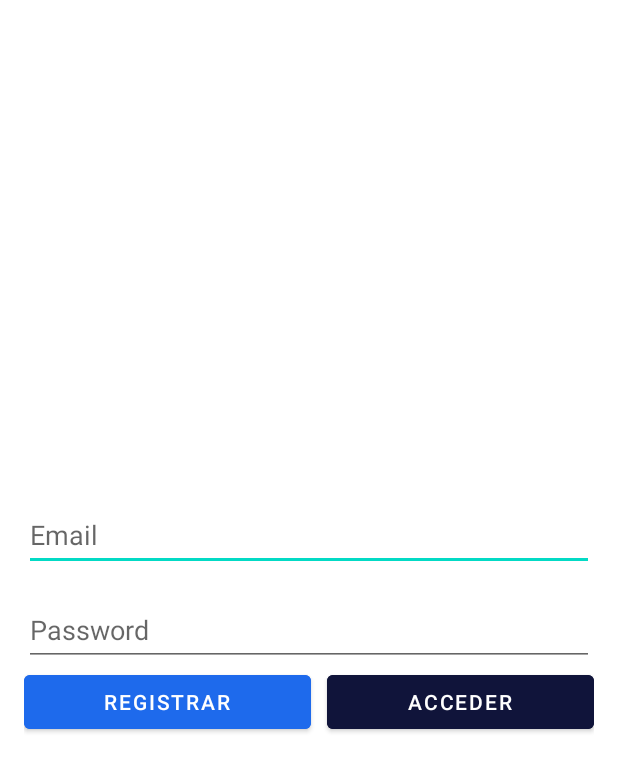
After one commit to Jvaliente10/DrinklistV2, an Android app: the layout activity_login.xml on its own in the app's theme, with its tools: preview values and no code run, on a phone screen of 412 x 824 dp. The commit adds this screen. Shown: the top 772 px of the screen. Run offline under Robolectric (Android 15) with nearby library versions, the phone set to English and light mode, and no system bars.

Commit message:
6 commit

```diff
--- a/app/build.gradle
+++ b/app/build.gradle
@@ -59,6 +59,7 @@ dependencies {
     implementation platform('com.google.firebase:firebase-bom:31.1.1')
     implementation 'com.google.firebase:firebase-analytics-ktx'
     implementation 'com.google.firebase:firebase-firestore-ktx'
+    implementation 'com.google.firebase:firebase-auth-ktx'
 
     testImplementation 'junit:junit:4.13.2'
     androidTestImplementation 'androidx.test.ext:junit:1.1.5'
--- /dev/null
+++ b/app/src/main/res/layout/activity_login.xml
@@ -0,0 +1,66 @@
+<?xml version="1.0" encoding="utf-8"?>
+<androidx.constraintlayout.widget.ConstraintLayout xmlns:android="http://schemas.android.com/apk/res/android"
+    xmlns:app="http://schemas.android.com/apk/res-auto"
+    xmlns:tools="http://schemas.android.com/tools"
+    android:layout_width="match_parent"
+    android:layout_height="match_parent"
+    tools:context=".ui.login.LoginActivity">
+
+    <LinearLayout
+        android:layout_width="0dp"
+        android:layout_height="wrap_content"
+        android:layout_marginStart="16dp"
+        android:layout_marginTop="16dp"
+        android:layout_marginEnd="16dp"
+        android:layout_marginBottom="16dp"
+        android:orientation="vertical"
+        app:layout_constraintBottom_toBottomOf="parent"
+        app:layout_constraintEnd_toEndOf="parent"
+        app:layout_constraintHorizontal_bias="0.0"
+        app:layout_constraintStart_toStartOf="parent"
+        app:layout_constraintTop_toTopOf="parent">
+
+        <EditText
+            android:id="@+id/email"
+            android:layout_width="match_parent"
+            android:layout_height="wrap_content"
+            android:ems="10"
+            android:hint="Email"
+            android:inputType="textEmailAddress"
+            android:minHeight="48dp"
+            android:layout_marginBottom="15dp"/>
+        <EditText
+            android:id="@+id/password"
+            android:layout_width="match_parent"
+            android:layout_height="wrap_content"
+            android:ems="10"
+            android:hint="Password"
+            android:inputType="textPassword"
+            android:minHeight="48dp"
+            />
+
+        <LinearLayout
+            android:layout_width="match_parent"
+            android:layout_height="match_parent"
+            android:orientation="horizontal">
+
+            <Button
+                android:id="@+id/resgistrar"
+                android:layout_width="wrap_content"
+                android:layout_height="wrap_content"
+                android:layout_weight="1"
+                android:backgroundTint="#1E6AEC"
+                android:text="Registrar"
+                android:layout_marginRight="5dp"/>
+
+            <Button
+                android:id="@+id/login"
+                android:layout_width="wrap_content"
+                android:layout_height="wrap_content"
+                android:layout_weight="1"
+                android:backgroundTint="#10143A"
+                android:text="Acceder"
+                android:layout_marginLeft="5dp"/>
+        </LinearLayout>
+    </LinearLayout>
+</androidx.constraintlayout.widget.ConstraintLayout>
--- a/app/src/main/res/layout/activity_main.xml
+++ b/app/src/main/res/layout/activity_main.xml
@@ -22,4 +22,6 @@
         android:fitsSystemWindows="true"
         app:headerLayout="@layout/nav_header_main"
         app:menu="@menu/activity_main_drawer" />
+
+
 </androidx.drawerlayout.widget.DrawerLayout>
--- a/app/src/main/res/layout/app_bar_main.xml
+++ b/app/src/main/res/layout/app_bar_main.xml
@@ -4,7 +4,7 @@
     xmlns:tools="http://schemas.android.com/tools"
     android:layout_width="match_parent"
     android:layout_height="match_parent"
-    tools:context=".MainActivity">
+    tools:context=".ui.main.MainActivity">
 
     <com.google.android.material.appbar.AppBarLayout
         android:layout_width="match_parent"
@@ -23,4 +23,6 @@
     <include layout="@layout/content_main" />
 
 
+
+
 </androidx.coordinatorlayout.widget.CoordinatorLayout>
--- a/app/src/main/res/layout/nav_header_main.xml
+++ b/app/src/main/res/layout/nav_header_main.xml
@@ -28,7 +28,7 @@
         android:textAppearance="@style/TextAppearance.AppCompat.Body1" />
 
     <TextView
-        android:id="@+id/textView"
+        android:id="@+id/emailUser"
         android:layout_width="wrap_content"
         android:layout_height="wrap_content"
         android:text="@string/nav_header_subtitle" />
--- a/app/src/main/res/menu/activity_main_drawer.xml
+++ b/app/src/main/res/menu/activity_main_drawer.xml
@@ -9,6 +9,10 @@
             android:icon="@drawable/ic_menu_camera"
             android:title="@string/menu_principal" />
         <item
+            android:id="@+id/nav_list"
+            android:icon="@drawable/ic_menu_slideshow"
+            android:title="@string/menu_lista" />
+        <item
             android:id="@+id/nav_form"
             android:icon="@drawable/ic_menu_gallery"
             android:title="@string/menu_formulario" />
--- a/app/src/main/res/navigation/mobile_navigation.xml
+++ b/app/src/main/res/navigation/mobile_navigation.xml
@@ -3,10 +3,12 @@
     xmlns:app="http://schemas.android.com/apk/res-auto"
     xmlns:tools="http://schemas.android.com/tools"
     android:id="@+id/mobile_navigation"
-    app:startDestination="@+id/nav_prinpcipal">
+    app:startDestination="@+id/nav_lista">
+
+
 
     <fragment
-        android:id="@+id/nav_prinpcipal"
+        android:id="@+id/nav_lista"
         android:name="com.example.joseantoniovaliente.drinklistv2.ui.main.MainFragment"
         android:label="Cocktails"
         tools:layout="@layout/fragment_main">
```
Also changed, not shown: app/src/main/AndroidManifest.xml (+19 -3 lines), app/src/main/java/com/example/joseantoniovaliente/drinklistv2/ui/home/HomeActivity.kt (added, +33 -0 lines), app/src/main/java/com/example/joseantoniovaliente/drinklistv2/ui/login/LoginActivity.kt (added, +83 -0 lines), app/src/main/java/com/example/joseantoniovaliente/drinklistv2/ui/main/MainActivity.kt (renamed from app/src/main/java/com/example/joseantoniovaliente/drinklistv2/MainActivity.kt, +6 -3 lines), app/src/main/res/layout/activity_home.xml (added, +25 -0 lines), app/src/main/res/values/strings.xml (+10 -1 lines), build.gradle (+5 -4 lines).
